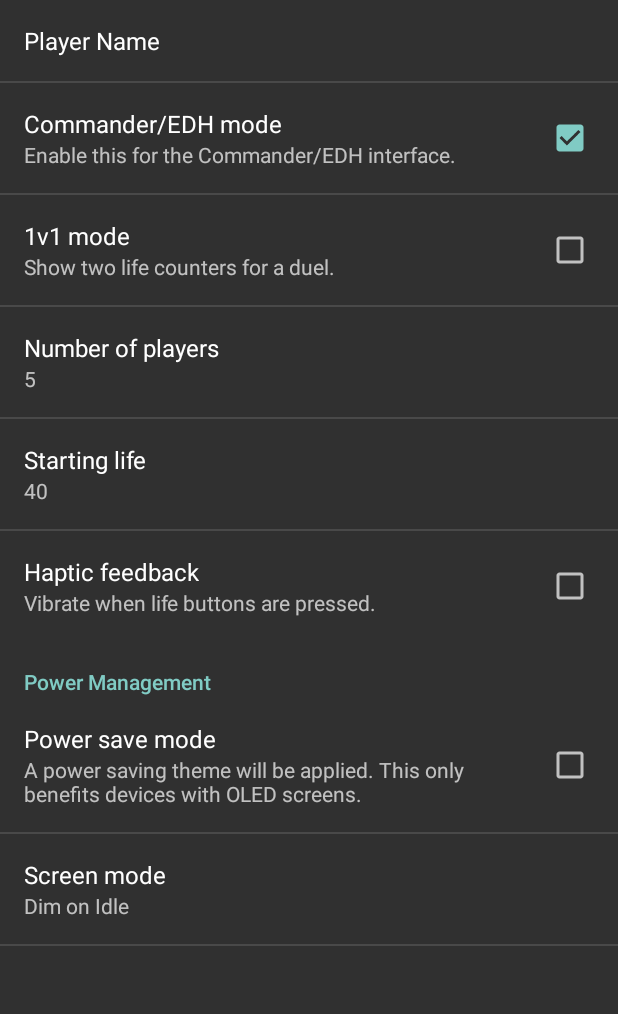
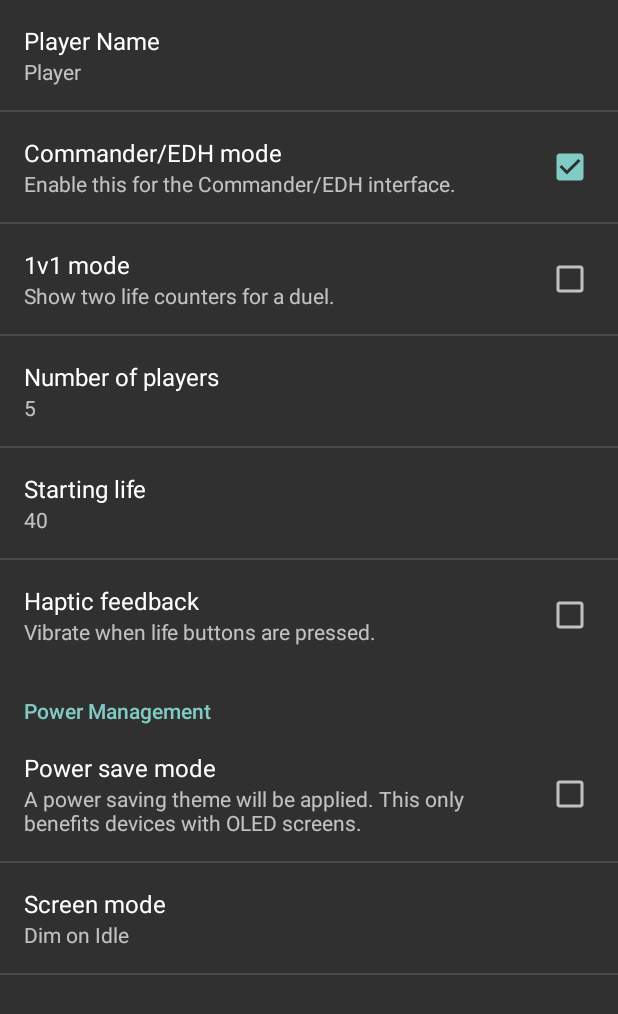
Before and after one commit to JCCR/40Life, an Android app: the SettingsActivity screen opened directly, with no data from a screen before it, on a phone screen of 412 x 824 dp. Shown: the top 1014 px of the screen. Run offline under Robolectric (Android 15) with nearby library versions, the phone set to English and light mode, and no system bars.

Commit message:
Bind player name preference summary to value.

```diff
--- a/40Life/src/main/java/net/cubitum/fortylife/SettingsActivity.java
+++ b/40Life/src/main/java/net/cubitum/fortylife/SettingsActivity.java
@@ -128,6 +128,7 @@ public class SettingsActivity extends PreferenceActivity {
         // Bind the summaries of EditText/List/Dialog/Ringtone preferences to
         // their values. When their values change, their summaries are updated
         // to reflect the new value, per the Android Design guidelines.
+        bindPreferenceSummaryToValue(findPreference("player_name"));
         bindPreferenceSummaryToValue(findPreference("life_total"));
         bindPreferenceSummaryToValue(findPreference("player_count"));
         bindPreferenceSummaryToValue(findPreference("screen_mode"));
```
